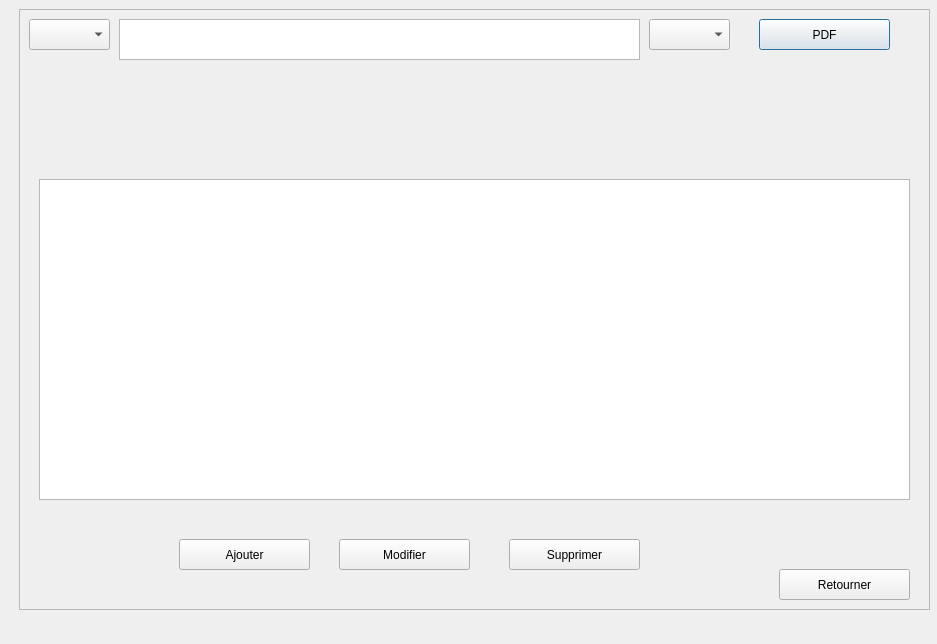
ProjetCPP-S2-2A15/projetcpp2a15-vaccicare, file dialoglistepatient.ui: the form before one commit.
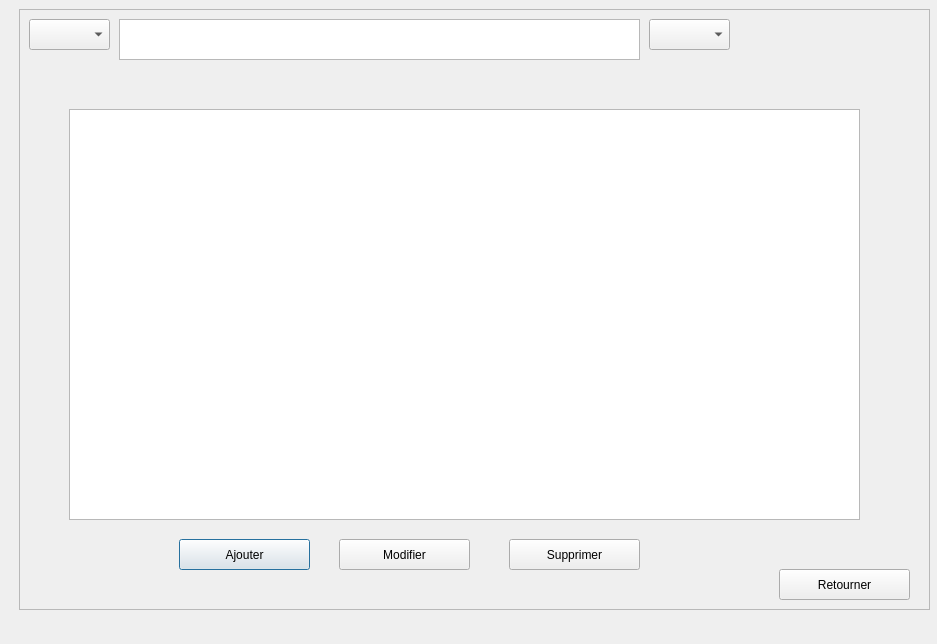
The form after the commit.

```diff
--- a/dialoglistepatient.ui
+++ b/dialoglistepatient.ui
@@ -28,19 +28,6 @@
    <property name="frameShadow">
     <enum>QFrame::Raised</enum>
    </property>
-   <widget class="QPushButton" name="ButtonPDF">
-    <property name="geometry">
-     <rect>
-      <x>740</x>
-      <y>10</y>
-      <width>131</width>
-      <height>31</height>
-     </rect>
-    </property>
-    <property name="text">
-     <string>PDF</string>
-    </property>
-   </widget>
    <widget class="QComboBox" name="tri">
     <property name="geometry">
      <rect>
@@ -71,16 +58,6 @@
      </rect>
     </property>
    </widget>
-   <widget class="QTableView" name="tableView">
-    <property name="geometry">
-     <rect>
-      <x>20</x>
-      <y>170</y>
-      <width>871</width>
-      <height>321</height>
-     </rect>
-    </property>
-   </widget>
    <widget class="QPushButton" name="ButtonAjouter">
     <property name="geometry">
      <rect>
@@ -133,6 +110,16 @@
      <string>Retourner</string>
     </property>
    </widget>
+   <widget class="QTableView" name="tableView">
+    <property name="geometry">
+     <rect>
+      <x>50</x>
+      <y>100</y>
+      <width>791</width>
+      <height>411</height>
+     </rect>
+    </property>
+   </widget>
   </widget>
  </widget>
  <resources/>
```
